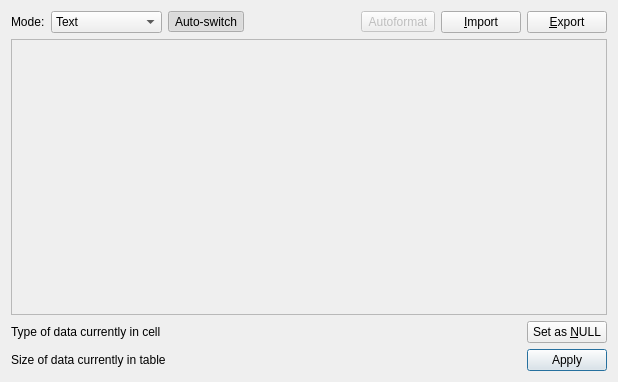
Above: src/EditDialog.ui from sqlitebrowser/sqlitebrowser before the change. Below: the same form after it.
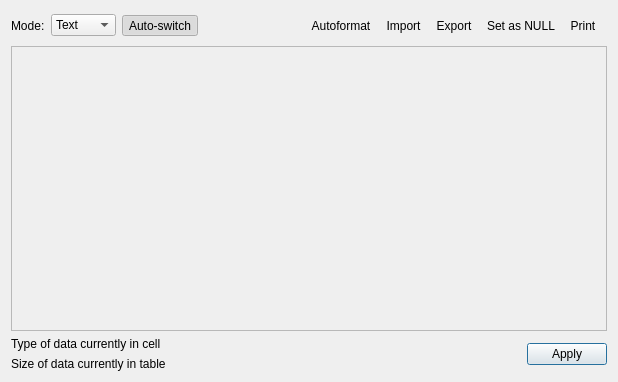
That is the form after the change. The open tabs and pages were chosen to show the change. Icons and pictures are not drawn.

Commit message: Improve the size policy (toolbars and improved icons) (#1684)

What changed in the file:
```diff
--- a/src/EditDialog.ui
+++ b/src/EditDialog.ui
@@ -31,15 +31,9 @@
      </item>
      <item>
       <widget class="QComboBox" name="comboMode">
-       <property name="sizePolicy">
-        <sizepolicy hsizetype="MinimumExpanding" vsizetype="Fixed">
-         <horstretch>0</horstretch>
-         <verstretch>0</verstretch>
-        </sizepolicy>
-       </property>
        <property name="minimumSize">
         <size>
-         <width>50</width>
+         <width>0</width>
          <height>0</height>
         </size>
        </property>
@@ -105,79 +99,21 @@
        <property name="orientation">
         <enum>Qt::Horizontal</enum>
        </property>
-       <property name="sizeType">
-        <enum>QSizePolicy::MinimumExpanding</enum>
-       </property>
        <property name="sizeHint" stdset="0">
         <size>
          <width>0</width>
-         <height>20</height>
+         <height>0</height>
         </size>
        </property>
       </spacer>
      </item>
      <item>
-      <widget class="QToolButton" name="buttonIndent">
-       <property name="enabled">
-        <bool>false</bool>
-       </property>
-       <property name="toolTip">
-        <string>Auto-format: pretty print on loading, compact on saving.</string>
-       </property>
-       <property name="statusTip">
-        <string>Auto-format: pretty print on loading, compact on saving.</string>
-       </property>
-       <property name="whatsThis">
-        <string>When enabled, the auto-format feature formats the data on loading, breaking the text in lines and indenting it for maximum readability. On data saving, the auto-format feature compacts the data removing end of lines, and unnecessary whitespace.</string>
-       </property>
-       <property name="text">
-        <string>Autoformat</string>
-       </property>
-       <property name="icon">
-        <iconset resource="icons/icons.qrc">
-         <normaloff>:/icons/text_indent</normaloff>:/icons/text_indent</iconset>
-       </property>
-       <property name="checkable">
-        <bool>true</bool>
-       </property>
-      </widget>
-     </item>
-     <item>
-      <widget class="QPushButton" name="buttonImport">
-       <property name="minimumSize">
-        <size>
-         <width>50</width>
-         <height>0</height>
-        </size>
-       </property>
-       <property name="toolTip">
-        <string>Import from file</string>
-       </property>
-       <property name="whatsThis">
-        <string>Opens a file dialog used to import any kind of data to this database cell.</string>
-       </property>
-       <property name="text">
-        <string>&amp;Import</string>
-       </property>
-      </widget>
-     </item>
-     <item>
-      <widget class="QPushButton" name="buttonExport">
-       <property name="minimumSize">
-        <size>
-         <width>50</width>
-         <height>0</height>
-        </size>
-       </property>
-       <property name="toolTip">
-        <string>Export to file</string>
-       </property>
-       <property name="whatsThis">
-        <string>Opens a file dialog used to export the contents of this database cell to a file.</string>
-       </property>
-       <property name="text">
-        <string>&amp;Export</string>
-       </property>
+      <widget class="QToolBar" name="editCellToolbar">
+       <addaction name="actionIndent"/>
+       <addaction name="actionImport"/>
+       <addaction name="actionExport"/>
+       <addaction name="actionNull"/>
+       <addaction name="actionPrint"/>
       </widget>
      </item>
     </layout>
@@ -220,7 +156,7 @@
         <rect>
          <x>0</x>
          <y>0</y>
-         <width>98</width>
+         <width>84</width>
          <height>35</height>
         </rect>
        </property>
@@ -248,25 +184,65 @@
     </widget>
    </item>
    <item>
-    <layout class="QGridLayout" name="gridLayout">
-     <item row="0" column="0">
+    <layout class="QHBoxLayout" name="horizontalLayout_2">
+     <item>
       <layout class="QVBoxLayout" name="verticalLayout">
        <item>
         <widget class="QLabel" name="labelType">
+         <property name="sizePolicy">
+          <sizepolicy hsizetype="MinimumExpanding" vsizetype="Preferred">
+           <horstretch>0</horstretch>
+           <verstretch>0</verstretch>
+          </sizepolicy>
+         </property>
+         <property name="minimumSize">
+          <size>
+           <width>100</width>
+           <height>0</height>
+          </size>
+         </property>
          <property name="text">
           <string>Type of data currently in cell</string>
          </property>
+         <property name="wordWrap">
+          <bool>true</bool>
+         </property>
+        </widget>
+       </item>
+       <item>
+        <widget class="QLabel" name="labelSize">
+         <property name="sizePolicy">
+          <sizepolicy hsizetype="MinimumExpanding" vsizetype="Preferred">
+           <horstretch>0</horstretch>
+           <verstretch>0</verstretch>
+          </sizepolicy>
+         </property>
+         <property name="minimumSize">
+          <size>
+           <width>100</width>
+           <height>0</height>
+          </size>
+         </property>
+         <property name="text">
+          <string>Size of data currently in table</string>
+         </property>
+         <property name="textFormat">
+          <enum>Qt::PlainText</enum>
+         </property>
+         <property name="wordWrap">
+          <bool>true</bool>
+         </property>
         </widget>
        </item>
       </layout>
      </item>
-     <item row="1" column="2">
+     <item>
       <widget class="QPushButton" name="buttonApply">
-       <property name="minimumSize">
-        <size>
-         <width>50</width>
-         <height>0</height>
-        </size>
+       <property name="sizePolicy">
+        <sizepolicy hsizetype="Preferred" vsizetype="Fixed">
+         <horstretch>0</horstretch>
+         <verstretch>0</verstretch>
+        </sizepolicy>
        </property>
        <property name="toolTip">
         <string>Apply data to cell</string>
@@ -282,45 +258,6 @@
        </property>
       </widget>
      </item>
-     <item row="0" column="1">
-      <spacer name="horizontalSpacer_2">
-       <property name="orientation">
-        <enum>Qt::Horizontal</enum>
-       </property>
-       <property name="sizeHint" stdset="0">
-        <size>
-         <width>40</width>
-         <height>20</height>
-        </size>
-       </property>
-      </spacer>
-     </item>
-     <item row="0" column="2">
-      <widget class="QPushButton" name="buttonNull">
-       <property name="minimumSize">
-        <size>
-         <width>50</width>
-         <height>0</height>
-        </size>
-       </property>
-       <property name="toolTip">
-        <string>Set this cell to NULL</string>
-       </property>
-       <property name="whatsThis">
-        <string>Erases the contents of the cell</string>
-       </property>
-       <property name="text">
-        <string>Set as &amp;NULL</string>
-       </property>
-      </widget>
-     </item>
-     <item row="1" column="0">
-      <widget class="QLabel" name="labelSize">
-       <property name="text">
-        <string>Size of data currently in table</string>
-       </property>
-      </widget>
-     </item>
     </layout>
    </item>
   </layout>
@@ -369,6 +306,66 @@
     <string>Ctrl+Shift+C</string>
    </property>
   </action>
+  <action name="actionIndent">
+   <property name="checkable">
+    <bool>true</bool>
+   </property>
+   <property name="icon">
+    <iconset resource="icons/icons.qrc">
+     <normaloff>:/icons/text_indent</normaloff>:/icons/text_indent</iconset>
+   </property>
+   <property name="text">
+    <string>Autoformat</string>
+   </property>
+   <property name="toolTip">
+    <string>Auto-format: pretty print on loading, compact on saving.</string>
+   </property>
+   <property name="whatsThis">
+    <string>When enabled, the auto-format feature formats the data on loading, breaking the text in lines and indenting it for maximum readability. On data saving, the auto-format feature compacts the data removing end of lines, and unnecessary whitespace.</string>
+   </property>
+  </action>
+  <action name="actionExport">
+   <property name="icon">
+    <iconset resource="icons/icons.qrc">
+     <normaloff>:/icons/save_sql</normaloff>:/icons/save_sql</iconset>
+   </property>
+   <property name="text">
+    <string>&amp;Export...</string>
+   </property>
+   <property name="toolTip">
+    <string>Export to file</string>
+   </property>
+   <property name="whatsThis">
+    <string>Opens a file dialog used to export the contents of this database cell to a file.</string>
+   </property>
+  </action>
+  <action name="actionImport">
+   <property name="icon">
+    <iconset resource="icons/icons.qrc">
+     <normaloff>:/icons/document_open</normaloff>:/icons/document_open</iconset>
+   </property>
+   <property name="text">
+    <string>&amp;Import...</string>
+   </property>
+   <property name="toolTip">
+    <string>Import from file</string>
+   </property>
+   <property name="whatsThis">
+    <string>Opens a file dialog used to import any kind of data to this database cell.</string>
+   </property>
+  </action>
+  <action name="actionNull">
+   <property name="icon">
+    <iconset resource="icons/icons.qrc">
+     <normaloff>:/icons/set_to_null</normaloff>:/icons/set_to_null</iconset>
+   </property>
+   <property name="text">
+    <string>Set as &amp;NULL</string>
+   </property>
+   <property name="whatsThis">
+    <string>Erases the contents of the cell</string>
+   </property>
+  </action>
  </widget>
  <tabstops>
   <tabstop>buttonExport</tabstop>
```
Left out of the diff: 120 changed lines with no effect on the pictures. The commit also changes 16 other files.
